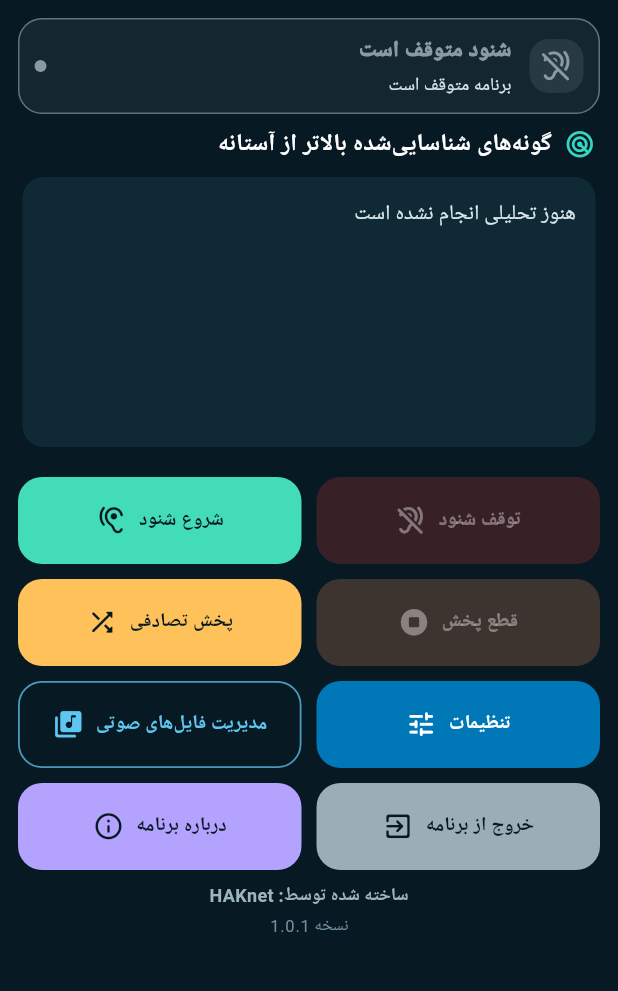
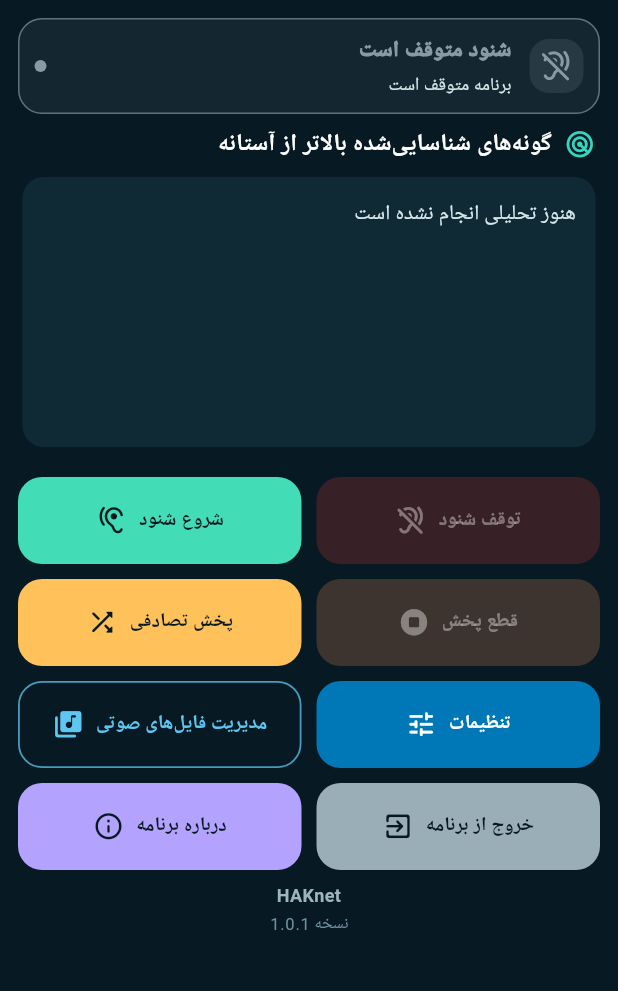
Before and after one commit to hak136299/birdnet-anti-crow, a Flutter app: the screen it shows after launch, on a phone screen of 412 x 824 dp, the part 177-1168 px from its top. Run offline on Flutter 3.47's test engine with Material 3 defaults, Android fonts, the phone set to English and light mode, and no system bars; our stand-ins replace audioplayers, file_picker; missing offline and left inert: flutter_onnxruntime, record.

Commit message:
Update and rename main (8).dart to main.dart

```diff
--- a/lib/main (8).dart
+++ b/lib/main.dart
@@ -1243,7 +1243,7 @@ class _CrowHomePageState extends State<CrowHomePage> {
                   mainAxisSize: MainAxisSize.min,
                   children: [
                     Text(
-                      'ساخته شده توسط: HAKnet',
+                      'HAKnet',
                       textDirection: TextDirection.rtl,
                       textAlign: TextAlign.center,
                       style: TextStyle(
```
